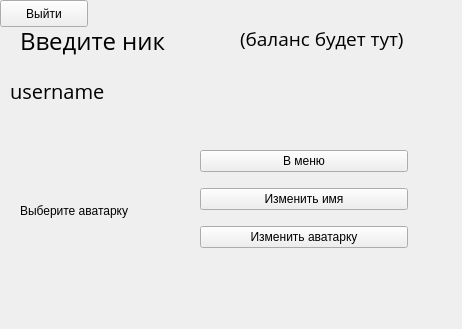
Qt form Alpha0.0.1.5/Files/main.ui (EverlastingLetov/PyCasino) before a commit.
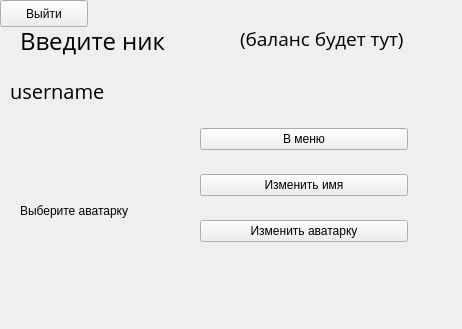
The same form after that commit.

```diff
--- a/Alpha0.0.1.5/Files/main.ui
+++ b/Alpha0.0.1.5/Files/main.ui
@@ -18,9 +18,9 @@
     <property name="geometry">
      <rect>
       <x>200</x>
-      <y>140</y>
+      <y>110</y>
       <width>208</width>
-      <height>121</height>
+      <height>151</height>
      </rect>
     </property>
     <layout class="QVBoxLayout" name="verticalLayout">
```
